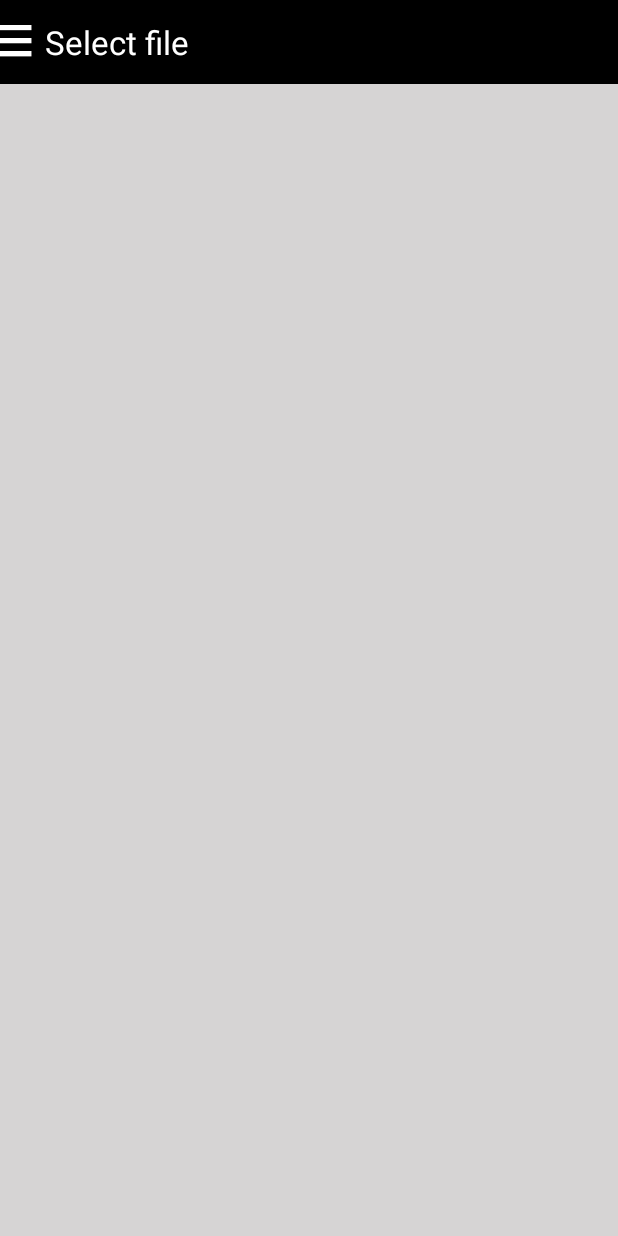
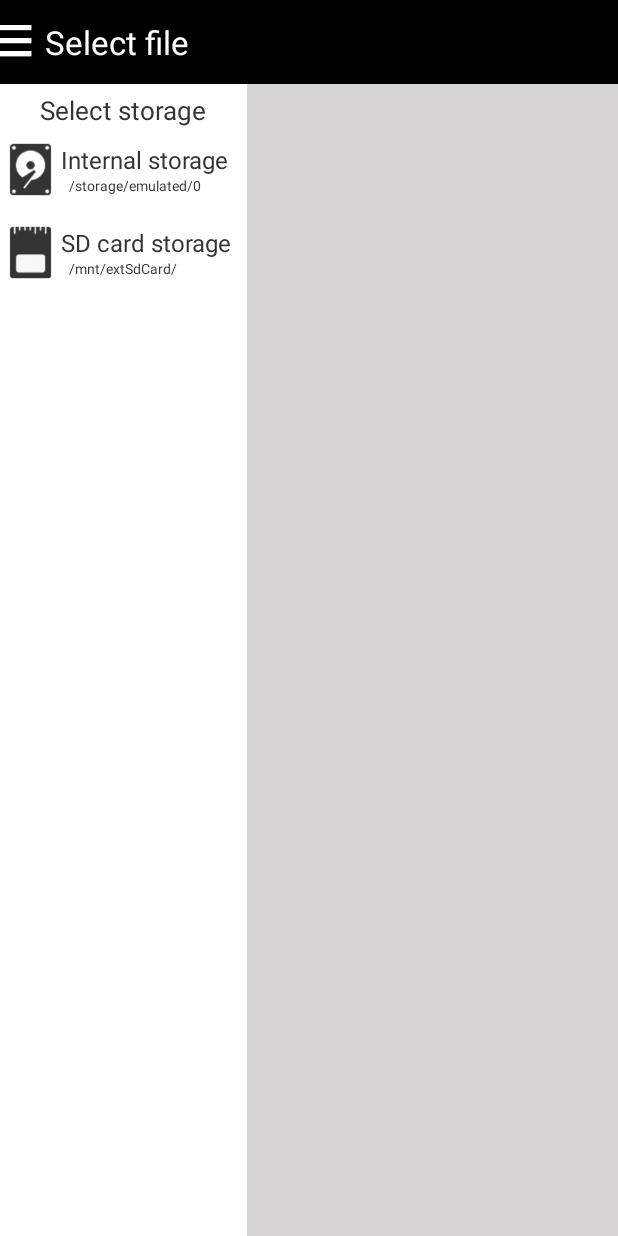
Before and after one commit to VasilisPallas/SimpleFileDialog, an Android app: the layout activity_file_dialog.xml on its own in the app's theme, with its tools: preview values and no code run, on a phone screen of 412 x 824 dp. Run offline under Robolectric (Android 15) with nearby library versions, the phone set to English and light mode, and no system bars.

Commit message:
move texts to string.xml

```diff
--- a/app/src/main/res/layout/activity_file_dialog.xml
+++ b/app/src/main/res/layout/activity_file_dialog.xml
@@ -35,7 +35,7 @@
             android:layout_height="wrap_content"
             android:layout_centerVertical="true"
             android:layout_toRightOf="@+id/storage_option_button"
-            android:text="Select file"
+            android:text="@string/select_file"
             android:textColor="#FFFFFF"
             android:textSize="22dp" />
 
@@ -51,14 +51,14 @@
         android:layout_below="@+id/custom_action_bar"
         android:background="#FFFFFF"
         android:orientation="vertical"
-        android:visibility="gone">
+        >
 
         <TextView
             android:layout_width="wrap_content"
             android:layout_height="wrap_content"
             android:layout_gravity="center"
             android:layout_marginTop="5dp"
-            android:text="Select storage"
+            android:text="@string/select_storage"
             android:textColor="#343434"
             android:textSize="17dp" />
 
@@ -84,7 +84,7 @@
                 android:layout_toRightOf="@+id/internal_storage_image"
                 android:paddingLeft="5dp"
                 android:paddingRight="10dp"
-                android:text="Internal storage"
+                android:text="@string/internal_storage"
                 android:textColor="#343434"
                 android:textSize="16dp" />
 
@@ -97,7 +97,7 @@
                 android:layout_toRightOf="@+id/internal_storage_image"
                 android:paddingLeft="5dp"
                 android:paddingRight="10dp"
-                android:text="/storage/emulated/0"
+                android:text="@string/internal_storage_path"
                 android:textColor="#343434"
                 android:textSize="9dp" />
 
@@ -125,7 +125,7 @@
                 android:layout_toRightOf="@+id/sdcard_storage_image"
                 android:paddingLeft="5dp"
                 android:paddingRight="10dp"
-                android:text="SD card storage"
+                android:text="@string/sd_storage"
                 android:textColor="#343434"
                 android:textSize="16dp" />
 
@@ -138,7 +138,7 @@
                 android:layout_toRightOf="@+id/sdcard_storage_image"
                 android:paddingLeft="5dp"
                 android:paddingRight="10dp"
-                android:text="/mnt/extSdCard/"
+                android:text="@string/sd_storage_path"
                 android:textColor="#343434"
                 android:textSize="9dp" />
 
--- a/app/src/main/res/layout/activity_main.xml
+++ b/app/src/main/res/layout/activity_main.xml
@@ -9,6 +9,6 @@
         android:layout_width="wrap_content"
         android:layout_height="wrap_content"
         android:onClick="openDialog"
-        android:text="Click me" />
+        android:text="@string/browse" />
 
 </RelativeLayout>
--- a/app/src/main/res/values/strings.xml
+++ b/app/src/main/res/values/strings.xml
@@ -1,7 +1,14 @@
 <resources>
     <string name="app_name">SimpleFileDialog</string>
-
-    <string name="hello_world">Hello world!</string>
     <string name="action_settings">Settings</string>
     <string name="title_activity_file_dialog">FileDialog</string>
+    <string name="browse">Browse..</string>
+    <string name="select_file">Select file</string>
+    <string name="select_storage">Select storage</string>
+    <string name="internal_storage">Internal storage</string>
+    <string name="internal_storage_path">/storage/emulated/0</string>
+    <string name="sd_storage">SD card storage</string>
+    <string name="sd_storage_path">/mnt/extSdCard/</string>
+
+
 </resources>
```
